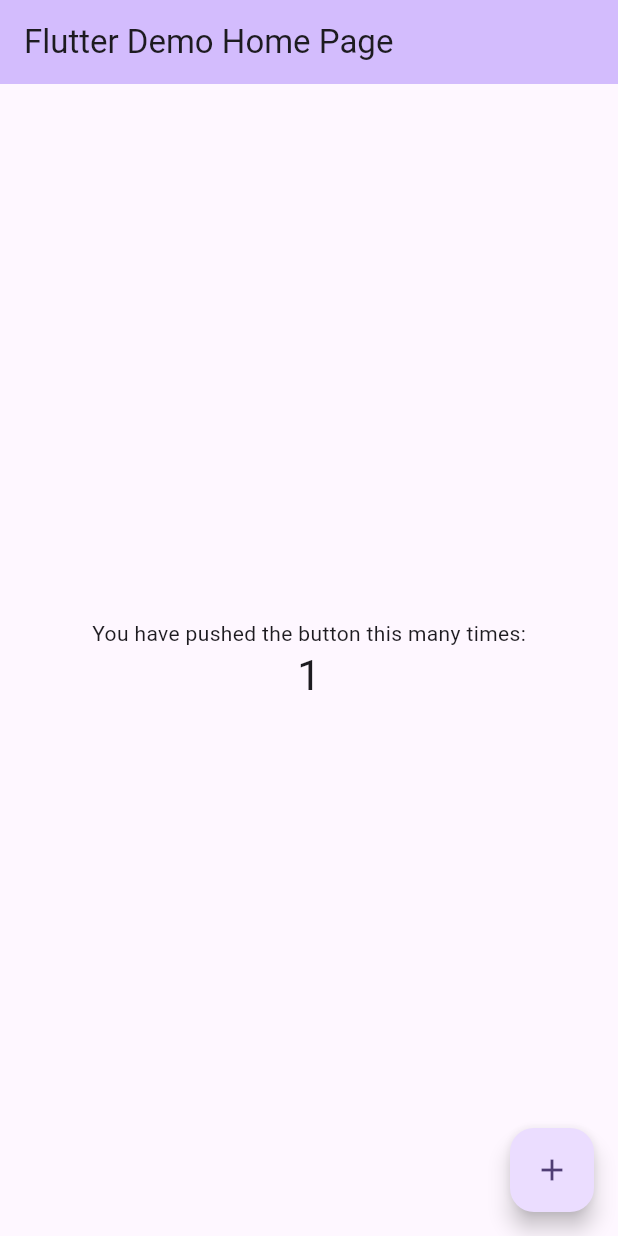
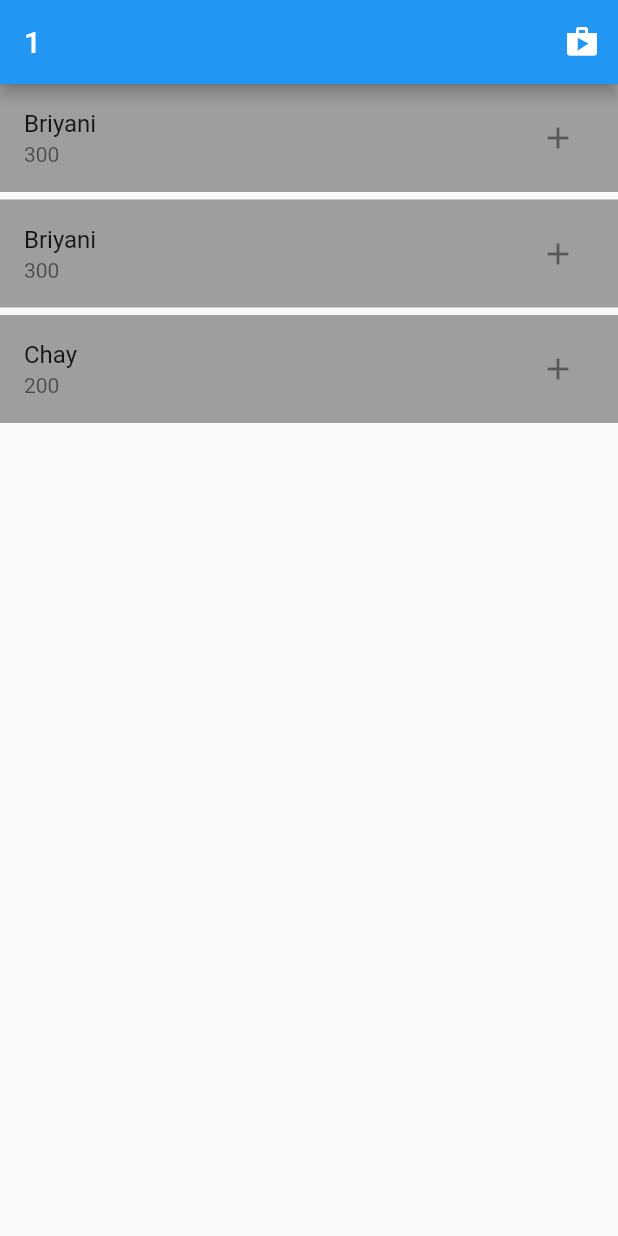
Before and after one commit to Hassan55jb/addcart, a Flutter app: the screen it shows after launch, after a tap on the "add" icon, on a phone screen of 412 x 824 dp. Run offline on Flutter 3.47's test engine with Material 2 defaults, Android fonts, the phone set to English and light mode, and no system bars.

Commit message:
update in project

```diff
--- /dev/null
+++ b/lib/data/product_list.dart
@@ -0,0 +1,5 @@
+List productData = [
+  {"Name": "Briyani", "price": 300},
+  {"Name": "Briyani", "price": 300},
+  {"Name": "Chay", "price": 200}
+];
--- a/lib/main.dart
+++ b/lib/main.dart
@@ -1,125 +1,17 @@
+import 'package:addcart/screens/home.dart';
 import 'package:flutter/material.dart';
 
 void main() {
-  runApp(const MyApp());
+  runApp(const AddCart());
 }
 
-class MyApp extends StatelessWidget {
-  const MyApp({super.key});
+class AddCart extends StatelessWidget {
+  const AddCart({super.key});
 
-  // This widget is the root of your application.
   @override
   Widget build(BuildContext context) {
-    return MaterialApp(
-      title: 'Flutter Demo',
-      theme: ThemeData(
-        // This is the theme of your application.
-        //
-        // TRY THIS: Try running your application with "flutter run". You'll see
-        // the application has a blue toolbar. Then, without quitting the app,
-        // try changing the seedColor in the colorScheme below to Colors.green
-        // and then invoke "hot reload" (save your changes or press the "hot
-        // reload" button in a Flutter-supported IDE, or press "r" if you used
-        // the command line to start the app).
-        //
-        // Notice that the counter didn't reset back to zero; the application
-        // state is not lost during the reload. To reset the state, use hot
-        // restart instead.
-        //
-        // This works for code too, not just values: Most code changes can be
-        // tested with just a hot reload.
-        colorScheme: ColorScheme.fromSeed(seedColor: Colors.deepPurple),
-        useMaterial3: true,
-      ),
-      home: const MyHomePage(title: 'Flutter Demo Home Page'),
+    return const MaterialApp(
+      home: HomeView(),
     );
   }
 }
-
-class MyHomePage extends StatefulWidget {
-  const MyHomePage({super.key, required this.title});
-
-  // This widget is the home page of your application. It is stateful, meaning
-  // that it has a State object (defined below) that contains fields that affect
-  // how it looks.
-
-  // This class is the configuration for the state. It holds the values (in this
-  // case the title) provided by the parent (in this case the App widget) and
-  // used by the build method of the State. Fields in a Widget subclass are
-  // always marked "final".
-
-  final String title;
-
-  @override
-  State<MyHomePage> createState() => _MyHomePageState();
-}
-
-class _MyHomePageState extends State<MyHomePage> {
-  int _counter = 0;
-
-  void _incrementCounter() {
-    setState(() {
-      // This call to setState tells the Flutter framework that something has
-      // changed in this State, which causes it to rerun the build method below
-      // so that the display can reflect the updated values. If we changed
-      // _counter without calling setState(), then the build method would not be
-      // called again, and so nothing would appear to happen.
-      _counter++;
-    });
-  }
-
-  @override
-  Widget build(BuildContext context) {
-    // This method is rerun every time setState is called, for instance as done
-    // by the _incrementCounter method above.
-    //
-    // The Flutter framework has been optimized to make rerunning build methods
-    // fast, so that you can just rebuild anything that needs updating rather
-    // than having to individually change instances of widgets.
-    return Scaffold(
-      appBar: AppBar(
-        // TRY THIS: Try changing the color here to a specific color (to
-        // Colors.amber, perhaps?) and trigger a hot reload to see the AppBar
-        // change color while the other colors stay the same.
-        backgroundColor: Theme.of(context).colorScheme.inversePrimary,
-        // Here we take the value from the MyHomePage object that was created by
-        // the App.build method, and use it to set our appbar title.
-        title: Text(widget.title),
-      ),
-      body: Center(
-        // Center is a layout widget. It takes a single child and positions it
-        // in the middle of the parent.
-        child: Column(
-          // Column is also a layout widget. It takes a list of children and
-          // arranges them vertically. By default, it sizes itself to fit its
-          // children horizontally, and tries to be as tall as its parent.
-          //
-          // Column has various properties to control how it sizes itself and
-          // how it positions its children. Here we use mainAxisAlignment to
-          // center the children vertically; the main axis here is the vertical
-          // axis because Columns are vertical (the cross axis would be
-          // horizontal).
-          //
-          // TRY THIS: Invoke "debug painting" (choose the "Toggle Debug Paint"
-          // action in the IDE, or press "p" in the console), to see the
-          // wireframe for each widget.
-          mainAxisAlignment: MainAxisAlignment.center,
-          children: <Widget>[
-            const Text(
-              'You have pushed the button this many times:',
-            ),
-            Text(
-              '$_counter',
-              style: Theme.of(context).textTheme.headlineMedium,
-            ),
-          ],
-        ),
-      ),
-      floatingActionButton: FloatingActionButton(
-        onPressed: _incrementCounter,
-        tooltip: 'Increment',
-        child: const Icon(Icons.add),
-      ), // This trailing comma makes auto-formatting nicer for build methods.
-    );
-  }
-}
--- /dev/null
+++ b/lib/screens/cart_view.dart
@@ -0,0 +1,26 @@
+import 'package:flutter/material.dart';
+
+class cartView extends StatefulWidget {
+  final List items;
+  const cartView({super.key, required this.items});
+
+  @override
+  State<cartView> createState() => _cartViewState();
+}
+
+class _cartViewState extends State<cartView> {
+  @override
+  Widget build(BuildContext context) {
+    return Scaffold(
+      appBar: AppBar(title: const Text("Cart View")),
+      body: ListView.builder(
+          itemCount: widget.items.length,
+          itemBuilder: (context, index) {
+            ListTile(
+              title: Text("${widget.items[index]["name"]}"),
+              subtitle: Text("${widget.items[index]["price"]}"),
+            );
+          }),
+    );
+  }
+}
--- /dev/null
+++ b/lib/screens/home.dart
@@ -0,0 +1,57 @@
+import 'package:addcart/data/product_list.dart';
+import 'package:addcart/screens/cart_view.dart';
+import 'package:flutter/material.dart';
+
+class HomeView extends StatefulWidget {
+  const HomeView({super.key});
+
+  @override
+  State<HomeView> createState() => _HomeViewState();
+}
+
+class _HomeViewState extends State<HomeView> {
+  List cartItem = [];
+  @override
+  Widget build(BuildContext context) {
+    return Scaffold(
+      appBar: AppBar(
+        title: Text(cartItem.length.toString()),
+        actions: [
+          IconButton(
+              onPressed: () {
+                Navigator.push(
+                    context,
+                    MaterialPageRoute(
+                        builder: (context) => cartView(
+                              items: cartItem,
+                            )));
+              },
+              icon: const Icon(Icons.shop))
+        ],
+      ),
+      body: ListView.builder(
+          itemCount: productData.length,
+          itemBuilder: (context, index) {
+            return Container(
+              margin: const EdgeInsets.only(bottom: 5),
+              child: ListTile(
+                tileColor: Colors.grey,
+                title: Text(
+                  productData[index]["Name"],
+                ),
+                subtitle: Text(
+                  productData[index]["price"].toString(),
+                ),
+                trailing: IconButton(
+                    onPressed: () {
+                      setState(() {
+                        cartItem.add(productData[index]);
+                      });
+                    },
+                    icon: const Icon(Icons.add)),
+              ),
+            );
+          }),
+    );
+  }
+}
```
Also changed, not shown: 1 other file.
